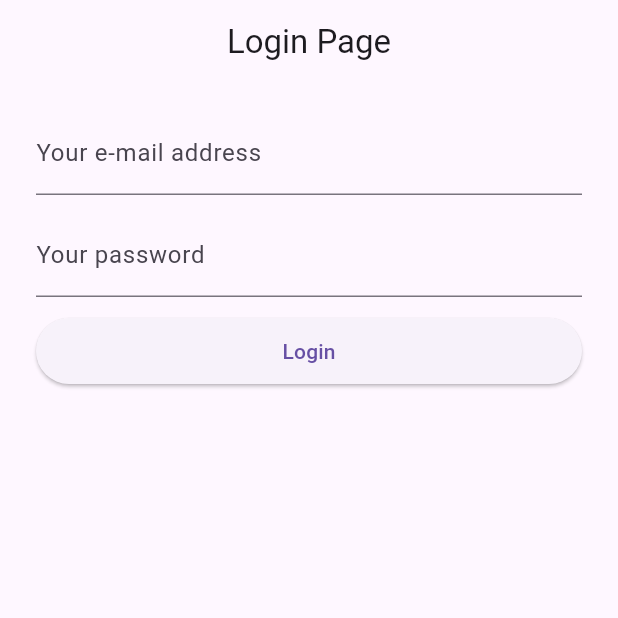
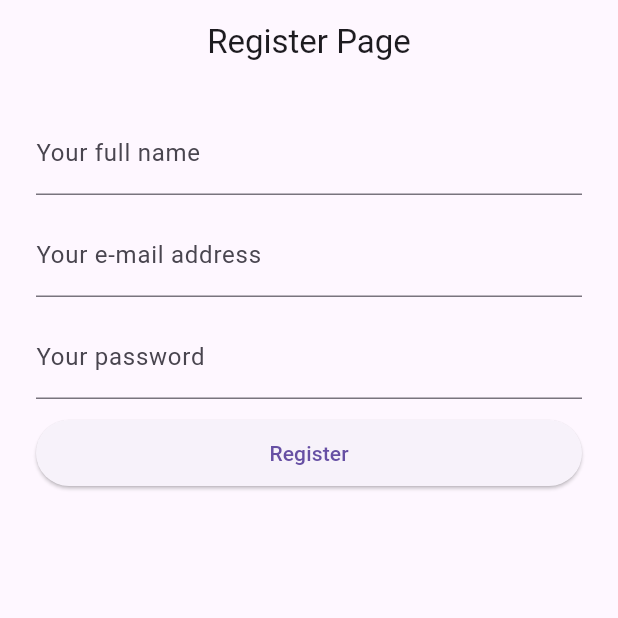
Before and after one commit to umutyenidil/supabase_otp_register, a Flutter app: the screen it shows after launch, on a phone screen of 412 x 824 dp, the top half of it. Run offline on Flutter 3.47's test engine with Material 3 defaults, Android fonts, the phone set to English and light mode, and no system bars; our stand-ins replace get.

Commit message:
register page olusturuldu

```diff
--- a/lib/main.dart
+++ b/lib/main.dart
@@ -1,6 +1,7 @@
 import 'package:flutter/material.dart';
 import 'package:get/get.dart';
 import 'package:supabase_otp_register/pages/login_page.dart';
+import 'package:supabase_otp_register/pages/register_page.dart';
 
 void main() {
   WidgetsFlutterBinding.ensureInitialized();
@@ -16,7 +17,7 @@ class App extends StatelessWidget {
     return const GetMaterialApp(
       debugShowCheckedModeBanner: false,
       title: 'Supabase OTP Register',
-      home: LoginPage(),
+      home: RegisterPage(),
     );
   }
 }
--- a/lib/pages/register_page.dart
+++ b/lib/pages/register_page.dart
@@ -0,0 +1,85 @@
+import 'package:flutter/material.dart';
+import 'package:get/get.dart';
+import 'package:supabase_otp_register/controllers/register_page_controller.dart';
+
+class RegisterPage extends StatelessWidget {
+  const RegisterPage({super.key});
+
+  @override
+  Widget build(BuildContext context) {
+    RegisterPageController controller = Get.put(RegisterPageController());
+    return Scaffold(
+      appBar: AppBar(
+        title: const Text('Register Page'),
+        centerTitle: true,
+      ),
+      body: SingleChildScrollView(
+        padding: const EdgeInsets.symmetric(horizontal: 24.0, vertical: 18.0),
+        child: Form(
+          child: Column(
+            children: [
+              Obx(
+                    () => TextFormField(
+                  controller: controller.fullNameInputController,
+                  keyboardType: TextInputType.text,
+                  decoration: InputDecoration(
+                    labelText: 'Your full name',
+                    helperText: controller.fullNameInputError,
+                    helperStyle: const TextStyle(
+                      color: Colors.red,
+                    ),
+                  ),
+                ),
+              ),
+              const SizedBox(height: 12.0),
+              Obx(
+                () => TextFormField(
+                  controller: controller.emailAddressInputController,
+                  keyboardType: TextInputType.emailAddress,
+                  decoration: InputDecoration(
+                    labelText: 'Your e-mail address',
+                    helperText: controller.emailAddressInputError,
+                    helperStyle: const TextStyle(
+                      color: Colors.red,
+                    ),
+                  ),
+                ),
+              ),
+              const SizedBox(height: 12.0),
+              Obx(
+                () => TextFormField(
+                  controller: controller.passwordInputController,
+                  keyboardType: TextInputType.visiblePassword,
+                  obscureText: true,
+                  decoration: InputDecoration(
+                    labelText: 'Your password',
+                    helperText: controller.passwordInputError,
+                    helperStyle: const TextStyle(
+                      color: Colors.red,
+                    ),
+                  ),
+                ),
+              ),
+              const SizedBox(height: 12.0),
+              Obx(
+                () => ElevatedButton(
+                  onPressed: (controller.isFormLoading) ? null : controller.onSubmitButtonPressed,
+                  style: ElevatedButton.styleFrom(
+                    minimumSize: const Size(double.infinity, 20),
+                    padding: const EdgeInsets.symmetric(vertical: 12.0),
+                  ),
+                  child: (controller.isFormLoading)
+                      ? const SizedBox.square(
+                          dimension: 20.0,
+                          child: CircularProgressIndicator(),
+                        )
+                      : const Text('Register'),
+                ),
+              ),
+            ],
+          ),
+        ),
+      ),
+    );
+  }
+}
```
Also changed, not shown: lib/controllers/register_page_controller.dart (+82 -0 lines).
